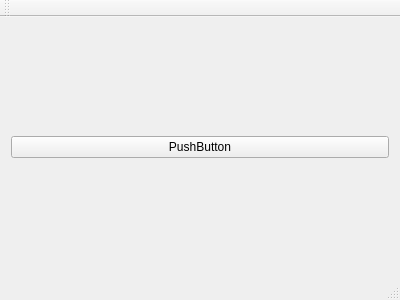
Above: designer/MainWindow.ui from dsbabkov/dev-qt before the change. Below: the same form after it.
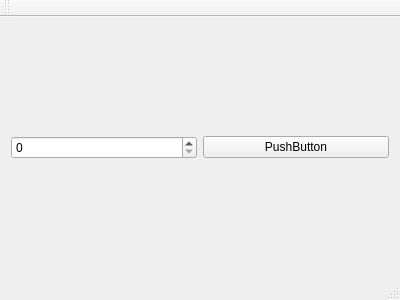
That is the form after the change.

```diff
--- a/designer/MainWindow.ui
+++ b/designer/MainWindow.ui
@@ -16,6 +16,13 @@
   <widget class="QWidget" name="centralWidget">
    <layout class="QGridLayout" name="gridLayout">
     <item row="0" column="0">
+     <layout class="QHBoxLayout" name="horizontalLayout_2">
+      <item>
+       <widget class="QSpinBox" name="spinBox"/>
+      </item>
+     </layout>
+    </item>
+    <item row="0" column="1">
      <widget class="QPushButton" name="pushButton">
       <property name="text">
        <string>PushButton</string>
```
Left out of the diff: 6 changed lines with no effect on the pictures.
